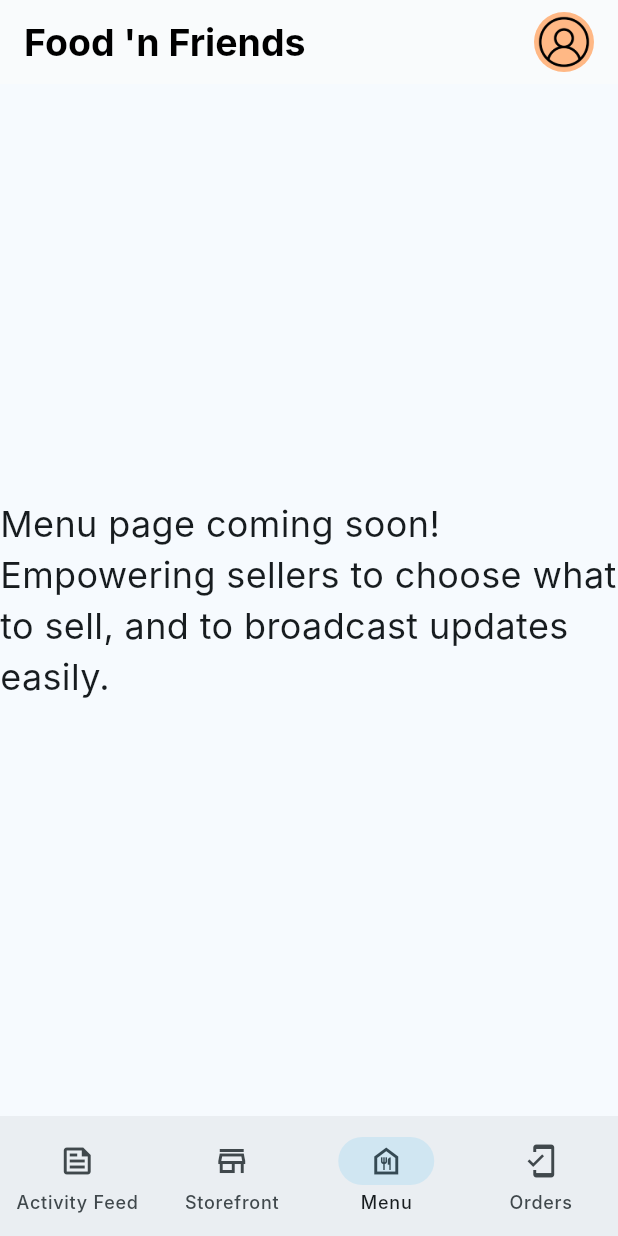
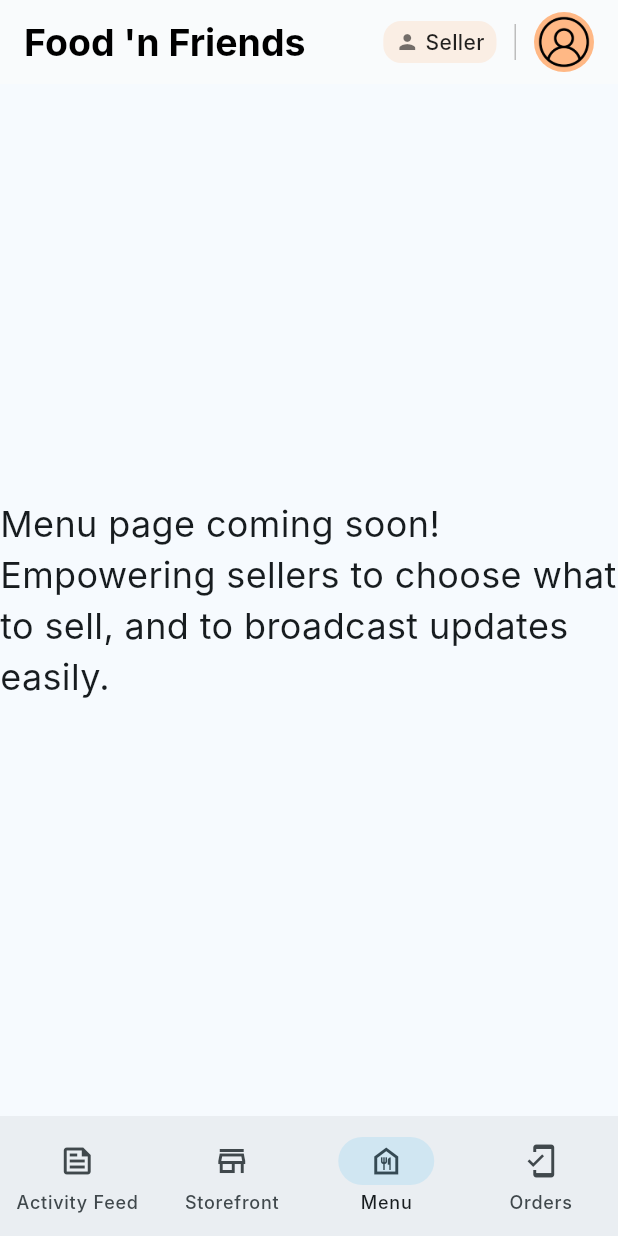
Before and after one commit to anthonynmh/homebased_project, a Flutter app: the screen it shows once a user with an empty profile is signed in, item 3 of the bottom bar chosen, on a phone screen of 412 x 824 dp. Run offline on Flutter 3.47's test engine with Material 3 defaults, Android fonts, the phone set to English and light mode, and no system bars; our stand-ins replace flutter_dotenv, flutter_map, flutter_svg, geolocator, image_picker, latlong2 and 2 more; accounts and stored records are empty; network calls fail; Roboto replaces fonts that are missing (Inter).

Commit message:
Display profile mode in appbar

```diff
--- a/lib/mvp2/profile/home_app_bar.dart
+++ b/lib/mvp2/profile/home_app_bar.dart
@@ -36,7 +36,7 @@ class HomeAppBar extends StatelessWidget implements PreferredSizeWidget {
           children: [
             CircleAvatar(
               radius: 24,
-              backgroundColor: Color(0xFFFFB885),
+              backgroundColor: const Color(0xFFFFB885),
               backgroundImage: profileImage,
             ),
             const SizedBox(width: 12),
@@ -50,7 +50,10 @@ class HomeAppBar extends StatelessWidget implements PreferredSizeWidget {
             Text('Profile Mode: $profileMode'),
             const SizedBox(height: 16),
             ElevatedButton.icon(
-              onPressed: onSwitchMode,
+              onPressed: () {
+                onSwitchMode();
+                Navigator.of(context).pop();
+              },
               icon: const Icon(Icons.sync),
               label: const Text("Switch Profile Mode"),
               style: ElevatedButton.styleFrom(
@@ -96,16 +99,46 @@ class HomeAppBar extends StatelessWidget implements PreferredSizeWidget {
         style: TextStyle(color: Colors.black, fontWeight: FontWeight.bold),
       ),
       actions: [
-        Padding(
-          padding: const EdgeInsets.only(right: 16),
-          child: GestureDetector(
-            onTap: () => _showProfileDialog(context),
-            child: CircleAvatar(
-              radius: 20,
-              backgroundColor: Color(0xFFFFB885),
-              backgroundImage: profileImage,
+        Row(
+          children: [
+            // Display-only profile mode
+            Container(
+              padding: const EdgeInsets.symmetric(horizontal: 8, vertical: 4),
+              decoration: BoxDecoration(
+                color: const Color(0xFFFFB885).withOpacity(0.2),
+                borderRadius: BorderRadius.circular(12),
+              ),
+              child: Row(
+                children: [
+                  const Icon(Icons.person, size: 16, color: Colors.black54),
+                  const SizedBox(width: 4),
+                  Text(
+                    profileMode,
+                    style: const TextStyle(
+                      color: Colors.black87,
+                      fontWeight: FontWeight.w500,
+                    ),
+                  ),
+                ],
+              ),
             ),
-          ),
+
+            // Divider
+            const SizedBox(width: 12),
+            Container(height: 24, width: 1, color: Colors.grey.shade400),
+            const SizedBox(width: 12),
+
+            // Avatar (tap opens dialog)
+            GestureDetector(
+              onTap: () => _showProfileDialog(context),
+              child: CircleAvatar(
+                radius: 20,
+                backgroundColor: const Color(0xFFFFB885),
+                backgroundImage: profileImage,
+              ),
+            ),
+            const SizedBox(width: 16),
+          ],
         ),
       ],
     );
```
